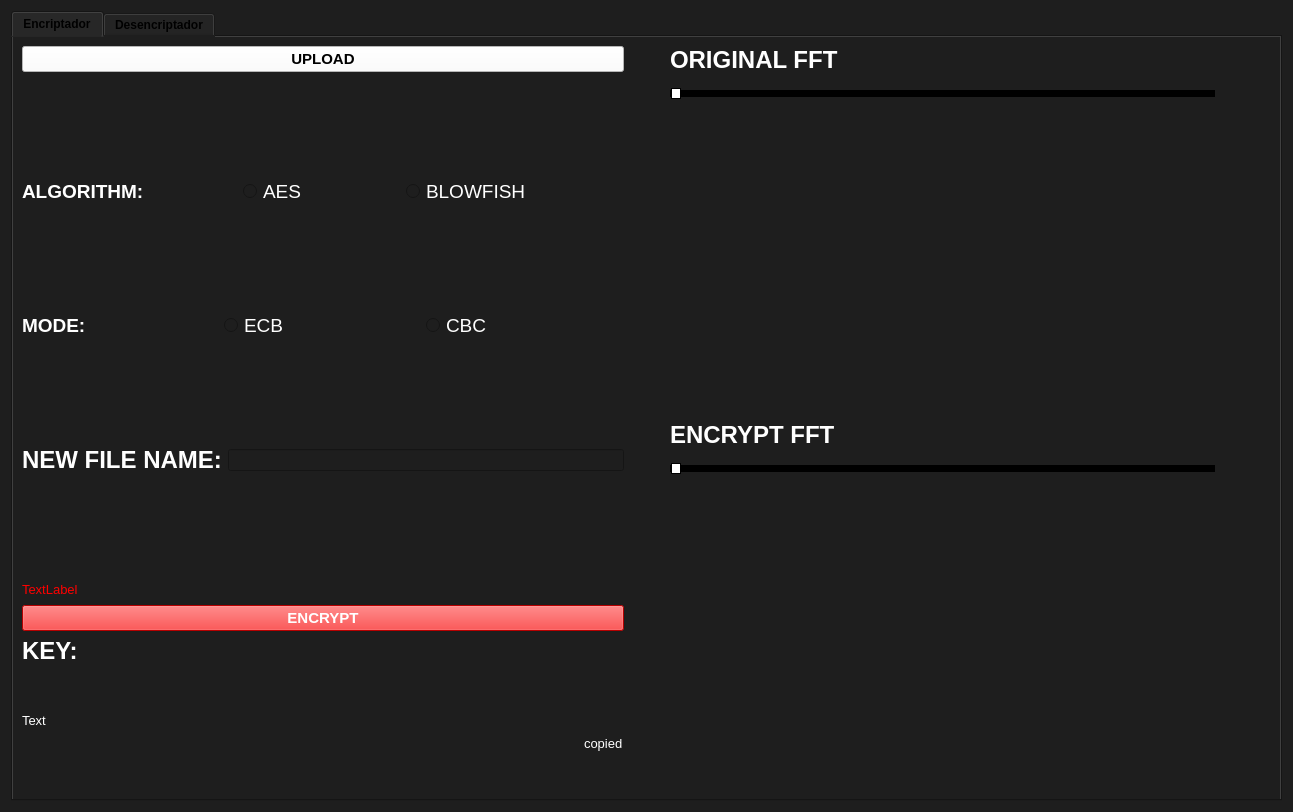
Above: Frontend/Designer/menu.ui from inequihi/ASSD-TP4 before the change. Below: the same form after it.
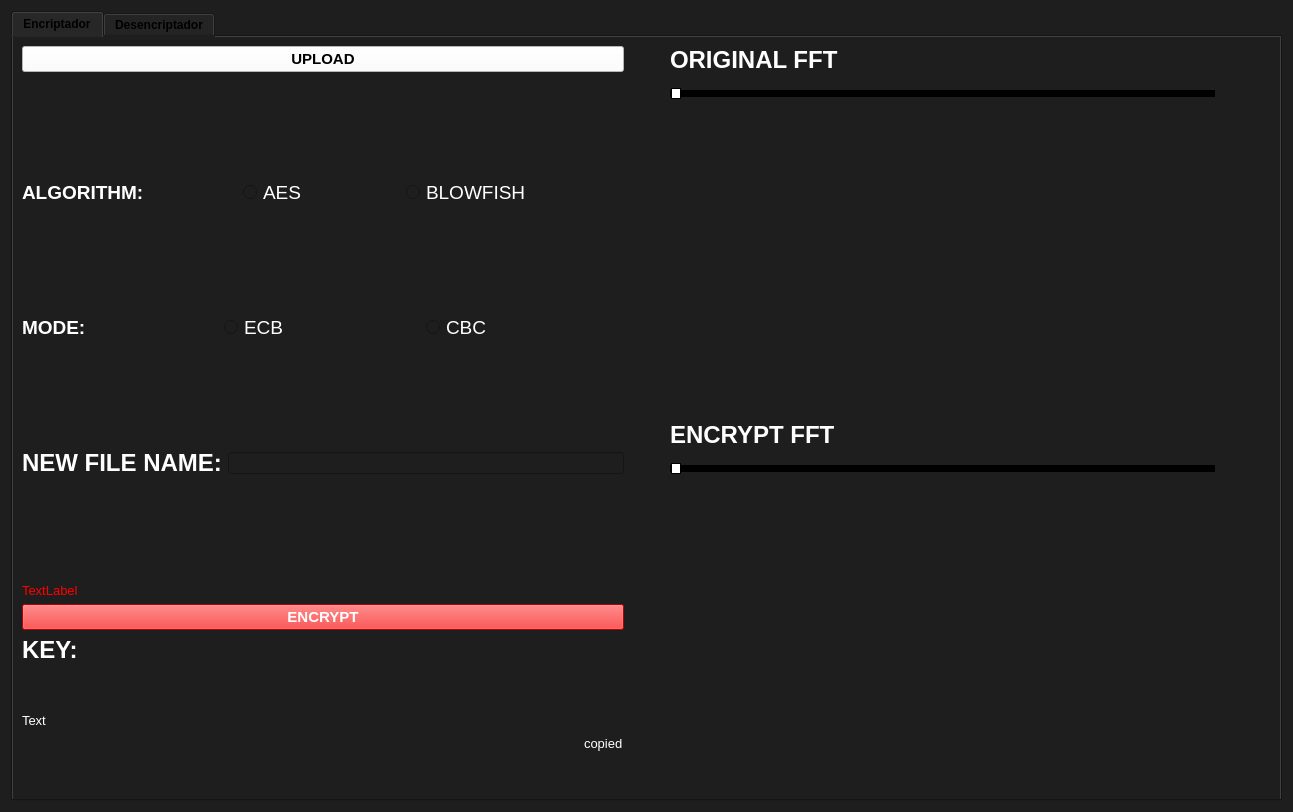
That is the form after the change. Icons and pictures are not drawn. Custom widgets are drawn as their Qt base class.

The edit to the form file:
```diff
--- a/Frontend/Designer/menu.ui
+++ b/Frontend/Designer/menu.ui
@@ -10,12 +10,6 @@
     <height>812</height>
    </rect>
   </property>
-  <property name="sizePolicy">
-   <sizepolicy hsizetype="Maximum" vsizetype="Maximum">
-    <horstretch>0</horstretch>
-    <verstretch>0</verstretch>
-   </sizepolicy>
-  </property>
   <property name="windowTitle">
    <string>Form</string>
   </property>
@@ -349,8 +343,6 @@
               </spacer>
              </item>
              <item>
-              <layout class="QHBoxLayout" name="horizontalLayout_25">
-               <item>
                 <widget class="QLabel" name="label_incorrect_E">
                  <property name="font">
                   <font>
@@ -366,33 +358,6 @@
                 </widget>
                </item>
                <item>
-                <spacer name="horizontalSpacer_20">
-                 <property name="orientation">
-                  <enum>Qt::Horizontal</enum>
-                 </property>
-                 <property name="sizeHint" stdset="0">
-                  <size>
-                   <width>40</width>
-                   <height>20</height>
-                  </size>
-                 </property>
-                </spacer>
-               </item>
-               <item>
-                <widget class="QLabel" name="label_2">
-                 <property name="styleSheet">
-                  <string notr="true">border-image: url(:/reloj/reloj.jpg);
-border: none;
-border-radius: 10px;</string>
-                 </property>
-                 <property name="text">
-                  <string>          </string>
-                 </property>
-                </widget>
-               </item>
-              </layout>
-             </item>
-             <item>
               <widget class="QPushButton" name="Button_Encrypt">
                <property name="font">
                 <font>
```
Left out of the diff: 25 changed lines with no effect on the pictures. Lines whose indentation alone changed are shown as unchanged.
